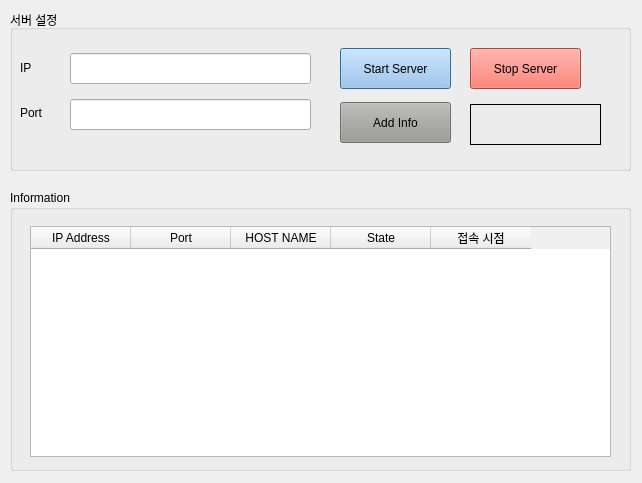
addinedu-ros-4th/deeplearning-repo-5, file src/kdk/server_final.ui: the form before one commit.
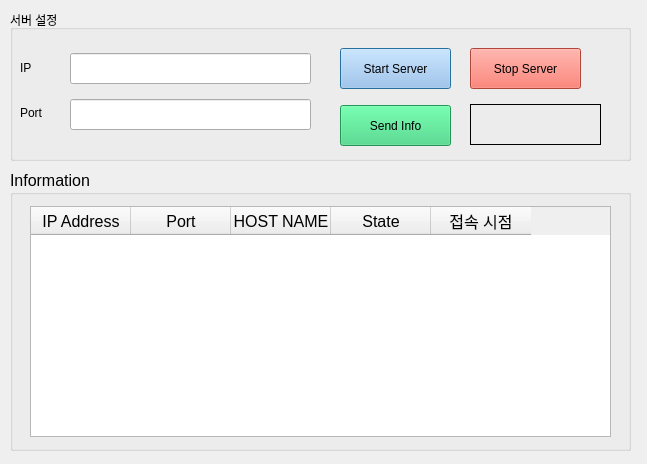
The form after the commit.

Commit message: 코드 일부분 수정

```diff
--- a/src/kdk/server_final.ui
+++ b/src/kdk/server_final.ui
@@ -6,8 +6,8 @@
    <rect>
     <x>0</x>
     <y>0</y>
-    <width>642</width>
-    <height>483</height>
+    <width>647</width>
+    <height>464</height>
    </rect>
   </property>
   <property name="windowTitle">
@@ -19,7 +19,7 @@
      <x>10</x>
      <y>10</y>
      <width>621</width>
-     <height>161</height>
+     <height>151</height>
     </rect>
    </property>
    <property name="styleSheet">
@@ -118,22 +118,6 @@
      <string>Stop Server</string>
     </property>
    </widget>
-   <widget class="QPushButton" name="btnAdd">
-    <property name="geometry">
-     <rect>
-      <x>330</x>
-      <y>92</y>
-      <width>111</width>
-      <height>41</height>
-     </rect>
-    </property>
-    <property name="styleSheet">
-     <string notr="true">background-color: rgb(154, 153, 150);</string>
-    </property>
-    <property name="text">
-     <string>Add Info</string>
-    </property>
-   </widget>
    <widget class="QLabel" name="label">
     <property name="geometry">
      <rect>
@@ -147,16 +131,37 @@
      <enum>QFrame::Box</enum>
     </property>
    </widget>
+   <widget class="QPushButton" name="btnSend">
+    <property name="geometry">
+     <rect>
+      <x>330</x>
+      <y>95</y>
+      <width>111</width>
+      <height>41</height>
+     </rect>
+    </property>
+    <property name="styleSheet">
+     <string notr="true">background-color: rgb(51, 209, 122);</string>
+    </property>
+    <property name="text">
+     <string>Send Info</string>
+    </property>
+   </widget>
   </widget>
   <widget class="QGroupBox" name="groupBox_2">
    <property name="geometry">
     <rect>
      <x>10</x>
-     <y>190</y>
+     <y>170</y>
      <width>621</width>
      <height>281</height>
     </rect>
    </property>
+   <property name="font">
+    <font>
+     <pointsize>12</pointsize>
+    </font>
+   </property>
    <property name="title">
     <string>Information </string>
    </property>
```
